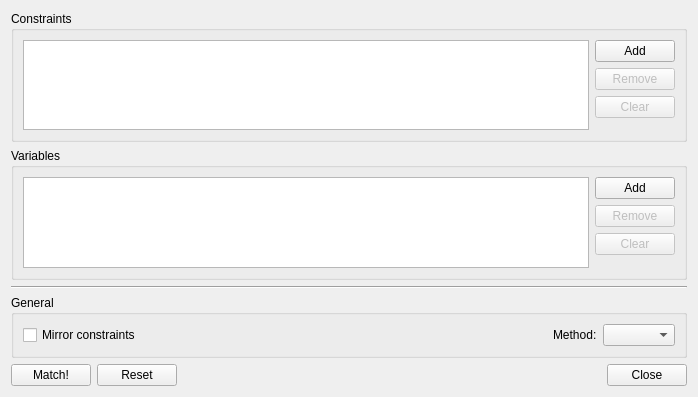
First picture: the form in madgui/widget/match.ui, repository hibtc/madgui, before the edit.
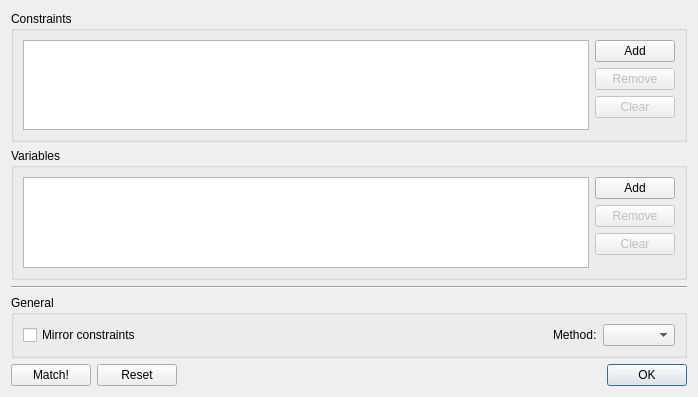
Second picture: the form after the edit. Custom widgets are drawn as their Qt base class.

Commit message:
Replace 'Close' by 'Ok' buttons again
Note that we may later come back to Ok/Apply/Cancel buttons after
investing some more work in the undo mechanism.

What changed in the file:
```diff
--- a/madgui/widget/match.ui
+++ b/madgui/widget/match.ui
@@ -187,7 +187,7 @@
         <enum>Qt::Horizontal</enum>
        </property>
        <property name="standardButtons">
-        <set>QDialogButtonBox::Reset|QDialogButtonBox::Close</set>
+        <set>QDialogButtonBox::Reset|QDialogButtonBox::Ok</set>
        </property>
       </widget>
      </item>
```
The commit also changes 5 other files.
